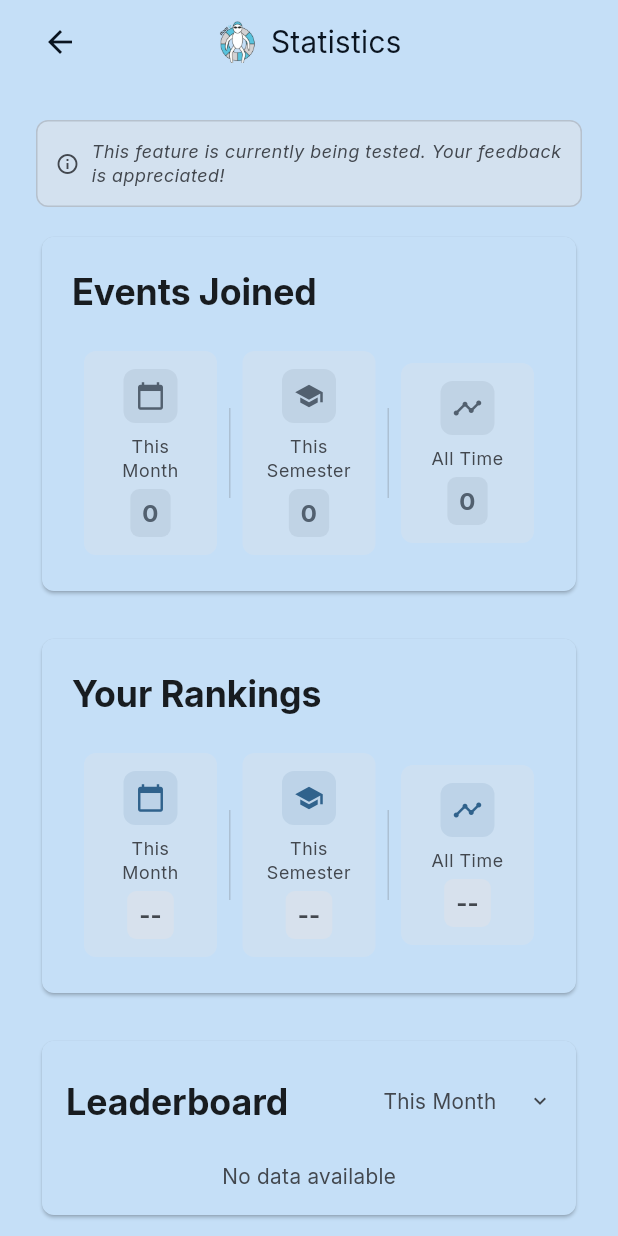
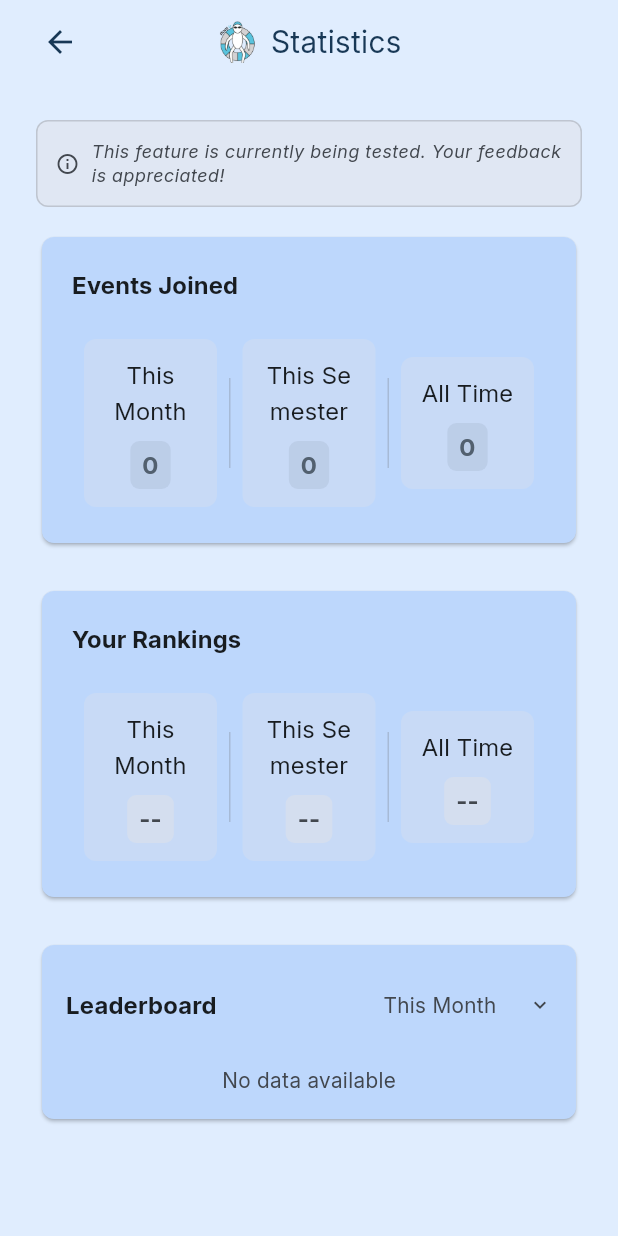
Before and after one commit to FloatIT-ITU/FloatIT-app, a Flutter app: the StatisticsPage screen opened directly, on a phone screen of 412 x 824 dp. Run offline on Flutter 3.47's test engine with Material 3 defaults, Android fonts, the phone set to English and light mode, and no system bars; our stand-ins replace cloud_firestore, firebase_auth, firebase_core, flutter_colorpicker, flutter_markdown, shared_preferences; missing offline and left inert: dart:html, markdown; accounts and stored records are empty; network calls fail.

Commit message:
Refine statistics page UI and update color theme documentation
- Remove icons from statistics period cards (This Month, This Semester, All Time)
- Increase text size for period labels to titleMedium (matching event titles)
- Reduce section header sizes from headlineSmall to titleMedium for consistency
- Update button background colors for better light/dark mode contrast
- Enhance COLOR_THEME_GUIDE.md with complete palette tables
- Document all color shades (50-900) for Primary, Warning, Success, and Neutral palettes

```diff
--- a/lib/src/app.dart
+++ b/lib/src/app.dart
@@ -38,14 +38,19 @@ class FloatITApp extends StatelessWidget {
           theme: ThemeData(
             fontFamily: 'Inter',
             colorScheme: ColorScheme.fromSeed(
-                seedColor: AppThemeColors.lightPrimary),
+                seedColor: AppThemeColors.lightPrimary,
+                brightness: Brightness.light,
+            ).copyWith(
+                primary: AppThemeColors.darkPrimary, // Light blue - used for buttons
+                onPrimary: AppThemeColors.darkOnPrimary, // Dark text on buttons
+            ),
             useMaterial3: true,
             brightness: Brightness.light,
             scaffoldBackgroundColor: AppThemeColors.lightBackground,
             elevatedButtonTheme: ElevatedButtonThemeData(
-              style: ElevatedButton.styleFrom(
-                backgroundColor: AppThemeColors.lightPrimary,
-                foregroundColor: AppThemeColors.lightText, // Text on buttons
+              style: ButtonStyle(
+                backgroundColor: WidgetStateProperty.all(AppThemeColors.darkPrimary), // Light blue button in LIGHT mode
+                foregroundColor: WidgetStateProperty.all(AppThemeColors.darkOnPrimary), // Dark text in LIGHT mode
               ),
             ),
             outlinedButtonTheme: OutlinedButtonThemeData(
@@ -87,13 +92,17 @@ class FloatITApp extends StatelessWidget {
             fontFamily: 'Inter',
             colorScheme: ColorScheme.fromSeed(
                 seedColor: AppThemeColors.darkPrimary,
-                brightness: Brightness.dark),
+                brightness: Brightness.dark,
+            ).copyWith(
+                primary: AppThemeColors.lightSecondary, // Dark blue - used for buttons
+                onPrimary: AppThemeColors.lightOnPrimary, // White text on buttons
+            ),
             useMaterial3: true,
             brightness: Brightness.dark,
             elevatedButtonTheme: ElevatedButtonThemeData(
-              style: ElevatedButton.styleFrom(
-                backgroundColor: AppThemeColors.darkPrimary,
-                foregroundColor: AppThemeColors.darkText,
+              style: ButtonStyle(
+                backgroundColor: WidgetStateProperty.all(AppThemeColors.lightSecondary), // Dark blue button in DARK mode
+                foregroundColor: WidgetStateProperty.all(AppThemeColors.lightOnPrimary), // White text in DARK mode
               ),
             ),
             outlinedButtonTheme: OutlinedButtonThemeData(
--- a/lib/src/statistics_page.dart
+++ b/lib/src/statistics_page.dart
@@ -221,8 +221,8 @@ class _StatisticsPageState extends State<StatisticsPage> {
                               children: [
                                 Text(
                                   'Events Joined',
-                                  style: Theme.of(context).textTheme.headlineSmall?.copyWith(
-                                    fontWeight: FontWeight.bold,
+                                  style: Theme.of(context).textTheme.titleMedium?.copyWith(
+                                    fontWeight: FontWeight.w600,
                                     color: Theme.of(context).colorScheme.onSurface,
                                   ),
                                 ),
@@ -260,8 +260,8 @@ class _StatisticsPageState extends State<StatisticsPage> {
                               children: [
                                 Text(
                                   'Your Rankings',
-                                  style: Theme.of(context).textTheme.headlineSmall?.copyWith(
-                                    fontWeight: FontWeight.bold,
+                                  style: Theme.of(context).textTheme.titleMedium?.copyWith(
+                                    fontWeight: FontWeight.w600,
                                     color: Theme.of(context).colorScheme.onSurface,
                                   ),
                                 ),
@@ -301,8 +301,8 @@ class _StatisticsPageState extends State<StatisticsPage> {
                                   children: [
                                     Text(
                                       'Leaderboard',
-                                      style: Theme.of(context).textTheme.headlineSmall?.copyWith(
-                                        fontWeight: FontWeight.bold,
+                                      style: Theme.of(context).textTheme.titleMedium?.copyWith(
+                                        fontWeight: FontWeight.w600,
                                         color: Theme.of(context).colorScheme.onSurface,
                                       ),
                                     ),
@@ -456,28 +456,14 @@ class _StatisticsPageState extends State<StatisticsPage> {
             child: Column(
               mainAxisSize: MainAxisSize.min,
               children: [
-                Container(
-                  padding: const EdgeInsets.all(8),
-                  decoration: BoxDecoration(
-                    color: Theme.of(context).colorScheme.primary.withOpacity(0.1),
-                    borderRadius: BorderRadius.circular(8),
-                  ),
-                  child: Icon(
-                    icon,
-                    size: 20,
-                    color: Theme.of(context).colorScheme.primary,
-                  ),
-                ),
-                const SizedBox(height: 8),
                 Text(
                   period,
-                  style: Theme.of(context).textTheme.bodySmall?.copyWith(
-                    color: Theme.of(context).colorScheme.onSurfaceVariant,
-                    fontWeight: FontWeight.w500,
+                  style: Theme.of(context).textTheme.titleMedium?.copyWith(
+                    color: Theme.of(context).colorScheme.onSurface,
                   ),
                   textAlign: TextAlign.center,
                 ),
-                const SizedBox(height: 4),
+                const SizedBox(height: 8),
                 Container(
                   padding: const EdgeInsets.symmetric(horizontal: 8, vertical: 4),
                   decoration: BoxDecoration(
@@ -517,28 +503,14 @@ class _StatisticsPageState extends State<StatisticsPage> {
             child: Column(
               mainAxisSize: MainAxisSize.min,
               children: [
-                Container(
-                  padding: const EdgeInsets.all(8),
-                  decoration: BoxDecoration(
-                    color: Theme.of(context).colorScheme.secondary.withOpacity(0.1),
-                    borderRadius: BorderRadius.circular(8),
-                  ),
-                  child: Icon(
-                    icon,
-                    size: 20,
-                    color: Theme.of(context).colorScheme.secondary,
-                  ),
-                ),
-                const SizedBox(height: 8),
                 Text(
                   period,
-                  style: Theme.of(context).textTheme.bodySmall?.copyWith(
-                    color: Theme.of(context).colorScheme.onSurfaceVariant,
-                    fontWeight: FontWeight.w500,
+                  style: Theme.of(context).textTheme.titleMedium?.copyWith(
+                    color: Theme.of(context).colorScheme.onSurface,
                   ),
                   textAlign: TextAlign.center,
                 ),
-                const SizedBox(height: 4),
+                const SizedBox(height: 8),
                 Container(
                   padding: const EdgeInsets.symmetric(horizontal: 8, vertical: 4),
                   decoration: BoxDecoration(
--- a/lib/src/theme_colors.dart
+++ b/lib/src/theme_colors.dart
@@ -30,83 +30,91 @@ import 'package:flutter/material.dart';
 /// All colors are applied through the MaterialApp theme in app.dart
 class AppThemeColors {
   // -----------------------------------------------------------------------
-  // Light theme palette - Custom blue theme
+  // Light theme palette - Custom blue theme with shaded variations
   // -----------------------------------------------------------------------
-  static const Color lightPrimary = Color(0xFF458FCD); // Main menu items, buttons, sections
-  static const Color lightOnPrimary = Color(0xFF0A1420); // Text on primary color
-  static const Color lightSecondary = Color(0xFF458FCD); // Secondary elements
-  static const Color lightBackground = Color(0xFFC5DFF7); // Main background
-  static const Color lightSurface = Color(0xFFC5DFF7); // Surface backgrounds
-  static const Color lightOnBackground = Color(0xFF0A1420); // Text color
-  static const Color cardLight = Color(0xFFC5DFF7); // Card backgrounds
+  static const Color lightPrimary = Color(0xFF458FCD); // Primary 500 - Main menu items, buttons, sections
+  static const Color lightOnPrimary = Color(0xFFFFFFFF); // White text on primary buttons for better contrast
+  static const Color lightSecondary = Color(0xFF2E75B8); // Primary 600 - Secondary elements, slightly darker
+  static const Color lightBackground = Color(0xFFE0EDFE); // Primary 100 - More blue background
+  static const Color lightSurface = Color(0xFFBDD7FC); // Primary 200 - Cards and elevated surfaces (more blue)
+  static const Color lightOnBackground = Color(0xFF183856); // Primary 900 - Dark text on light background
+  static const Color cardLight = Color(0xFFBDD7FC); // Primary 200 - Event cards (matches pool banner normal state)
 
   // Status colors for light mode
-  static const Color lightSuccess = Color(0xFF22C55E); // Checkmarks, success states
-  static const Color lightWarning = Color(0xFFF36F47); // Warnings, errors
-  static const Color lightText = Color(0xFF0A1420); // Primary text color
+  static const Color lightSuccess = Color(0xFF22C55E); // Success 500 - Checkmarks, success states
+  static const Color lightWarning = Color(0xFFF36F47); // Warning 500 - Warnings, errors
+  static const Color lightText = Color(0xFF183856); // Primary 900 - Primary text color
 
   // Attendance badge colors for light mode
-  static const Color lightHostingBadge = Color(0xFF9C27B0); // Purple - Hosting badge
-  static const Color lightAttendingBadge = Color(0xFF22C55E); // Green - Attending badge
-  static const Color lightWaitingBadge = Color(0xFFF36F47); // Orange - Waiting list badge
+  static const Color lightHostingBadge = Color(0xFF2E75B8); // Primary 600 - Hosting badge (blue)
+  static const Color lightAttendingBadge = Color(0xFF22C55E); // Success 500 - Attending badge (green)
+  static const Color lightWaitingBadge = Color(0xFFF36F47); // Warning 500 - Waiting list badge (orange)
   static const Color lightBadgeIcon = Color(0xFFFFFFFF); // White - Icon color on badges
 
   // -----------------------------------------------------------------------
-  // Dark theme palette - Dark blue theme (maintain contrast)
+  // Dark theme palette - Dark blue theme with shaded variations
   // -----------------------------------------------------------------------
-  static const Color darkPrimary = Color(0xFF458FCD); // Same as light for consistency
-  static const Color darkOnPrimary = Color(0xFF0A1420); // Text on primary
-  static const Color darkSecondary = Color(0xFF458FCD); // Secondary elements
-  static const Color darkBackground = Color(0xFF0D1B2A); // Dark background
-  static const Color darkSurface = Color(0xFF1B263B); // Dark surfaces
-  static const Color darkOnBackground = Color(0xFFE0E1DD); // Light text on dark
-  static const Color cardDark = Color(0xFF415A77); // Dark card backgrounds
+  static const Color darkPrimary = Color(0xFF7AB8E8); // Primary 700 Dark - Lighter for dark backgrounds
+  static const Color darkOnPrimary = Color(0xFF0A1420); // Primary 50 Dark - Dark text on light primary
+  static const Color darkSecondary = Color(0xFF5BA3E0); // Primary 600 Dark - Secondary elements
+  static const Color darkBackground = Color(0xFF162638); // Primary 100 Dark - More blue dark background
+  static const Color darkSurface = Color(0xFF1E3449); // Primary 200 Dark - Elevated surfaces (more blue)
+  static const Color darkOnBackground = Color(0xFFF0F6FF); // Primary 50 Light - Light text on dark
+  static const Color cardDark = Color(0xFF1E3449); // Primary 200 Dark - Event cards (matches pool banner normal state)
 
   // Status colors for dark mode
-  static const Color darkSuccess = Color(0xFF22C55E); // Checkmarks, success states
-  static const Color darkWarning = Color(0xFFF36F47); // Warnings, errors
-  static const Color darkText = Color(0xFFE0E1DD); // Primary text color
+  static const Color darkSuccess = Color(0xFF4ADE80); // Success 400 - Brighter green for dark mode
+  static const Color darkWarning = Color(0xFFF36F47); // Warning 500 - Same as light mode
+  static const Color darkText = Color(0xFFF0F6FF); // Primary 50 Light - Primary text color
 
   // Attendance badge colors for dark mode
-  static const Color darkHostingBadge = Color(0xFFCE93D8); // Lighter purple - Hosting badge
-  static const Color darkAttendingBadge = Color(0xFF22C55E); // Green - Attending badge
-  static const Color darkWaitingBadge = Color(0xFFF36F47); // Orange - Waiting list badge
-  static const Color darkBadgeIcon = Color(0xFF0A1420); // Dark - Icon color on badges
+  static const Color darkHostingBadge = Color(0xFF7AB8E8); // Primary 700 Dark - Hosting badge (lighter blue)
+  static const Color darkAttendingBadge = Color(0xFF4ADE80); // Success 400 - Attending badge (brighter green)
+  static const Color darkWaitingBadge = Color(0xFFF78A68); // Warning 600 Dark - Waiting list badge (lighter orange)
+  static const Color darkBadgeIcon = Color(0xFF0A1420); // Primary 50 Dark - Dark icon on light badges
 
   // -----------------------------------------------------------------------
   // Banners and special-purpose colors
   // -----------------------------------------------------------------------
-  static const Color bannerGlobalLight = Color(0xFF458FCD);
-  static const Color bannerGlobalDark = Color(0xFF458FCD);
+  // Pool status banner - normal state matches event cards for consistency
+  static const Color bannerGlobalLight = Color(0xFF458FCD); // Primary 500
+  static const Color bannerGlobalDark = Color(0xFF7AB8E8); // Primary 700 Dark
 
-  static const Color bannerEventLight = Color(0xFF458FCD);
-  static const Color bannerEventDark = Color(0xFF458FCD);
+  // Event-specific banners match event cards (less intrusive)
+  static const Color bannerEventLight = Color(0xFFBDD7FC); // Primary 200 - Matches cardLight
+  static const Color bannerEventDark = Color(0xFF1E3449); // Primary 200 Dark - Matches cardDark
 
-  static const Color systemMessageColor = Color(0xFFFFFFFF);
+  static const Color systemMessageColor = Color(0xFFE0EDFE); // Primary 100 Light - System messages
 
-  static const Color bannerMainPagesLight = Color(0xFF458FCD);
-  static const Color bannerMainPagesDark = Color(0xFF458FCD);
+  static const Color bannerMainPagesLight = Color(0xFF458FCD); // Primary 500
+  static const Color bannerMainPagesDark = Color(0xFF7AB8E8); // Primary 700 Dark
 
-  static const Color bannerSubPagesLight = Color(0xFF458FCD);
-  static const Color bannerSubPagesDark = Color(0xFF458FCD);
+  static const Color bannerSubPagesLight = Color(0xFF2E75B8); // Primary 600
+  static const Color bannerSubPagesDark = Color(0xFF5BA3E0); // Primary 600 Dark
 
   // Page banner text colors
-  static const Color bannerTextLight = Color(0xFF0A1420);
-  static const Color bannerTextDark = Color(0xFFE0E1DD);
+  static const Color bannerTextLight = Color(0xFF183856); // Primary 900
+  static const Color bannerTextDark = Color(0xFFF0F6FF); // Primary 50 Light
 
   // Notification banner text colors
-  static const Color bannerGlobalTextLight = Color(0xFF0A1420);
-  static const Color bannerGlobalTextDark = Color(0xFF0A1420);
+  static const Color bannerGlobalTextLight = Color(0xFFFFFFFF); // White on primary
+  static const Color bannerGlobalTextDark = Color(0xFF0A1420); // Dark on light primary
 
-  static const Color bannerEventTextLight = Color(0xFF0A1420);
-  static const Color bannerEventTextDark = Color(0xFF0A1420);
+  static const Color bannerEventTextLight = Color(0xFF183856); // Primary 900 - Dark text on light banner
+  static const Color bannerEventTextDark = Color(0xFFF0F6FF); // Primary 50 Light - Light text on dark banner
 
   // -----------------------------------------------------------------------
   // Utilities / overlay / shadows
   // -----------------------------------------------------------------------
   static const Color transparent = Color(0x00000000);
-  static const Color shadow = Color(0x1A000000); // ~10% black
-  static const Color primaryOverlayLow = Color(0x14458FCD); // ~8% primary color
+  static const Color shadow = Color(0x1A000000); // ~10% black for shadows
+  static const Color primaryOverlayLow = Color(0x14458FCD); // ~8% primary color for hover states
+
+  // Neutral grays for subtle UI elements
+  static const Color neutralLight200 = Color(0xFFE4E4E7); // Neutral 200 Light - Borders, dividers
+  static const Color neutralLight400 = Color(0xFFA1A1AA); // Neutral 400 Light - Disabled states
+  static const Color neutralDark700 = Color(0xFFD4D4D8); // Neutral 700 Dark - Borders in dark mode
+  static const Color neutralDark500 = Color(0xFF71717A); // Neutral 500 - Disabled states (both modes)
 
   // -----------------------------------------------------------------------
   // Helper methods for theme-aware colors
```
Also changed, not shown: 1 other file.
